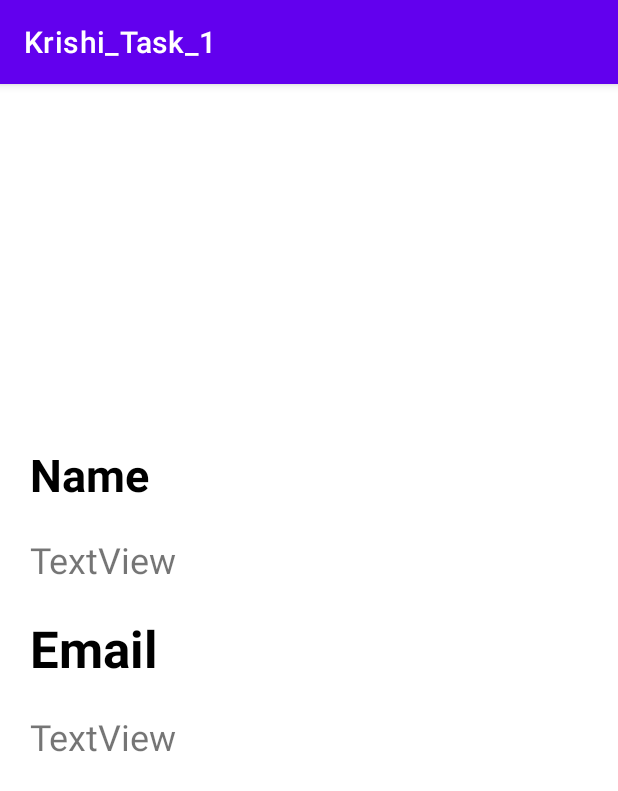
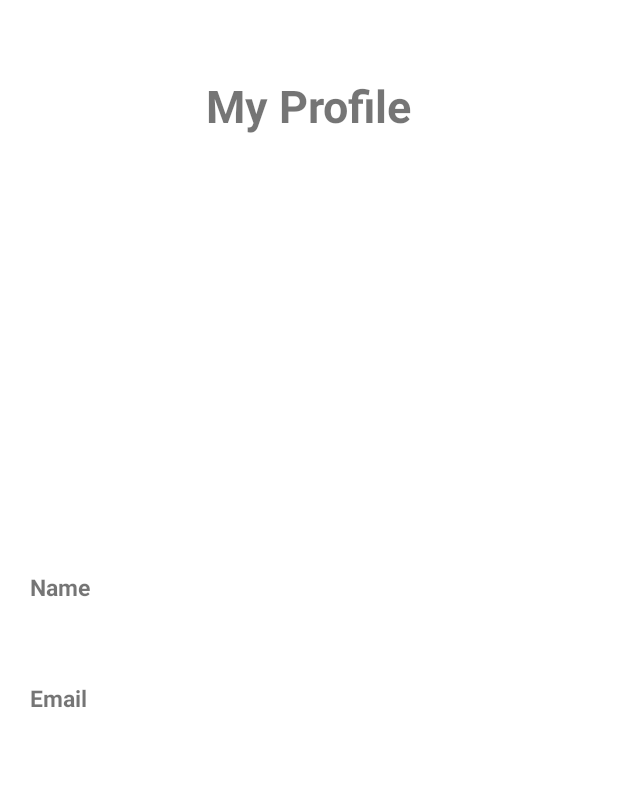
Before and after one commit to Akshat0410/Krishi_Network, an Android app: the UserDetailActivity screen opened directly, with no data from a screen before it, on a phone screen of 412 x 824 dp. Shown: the top 791 px of the screen. Run offline under Robolectric (Android 15) with nearby library versions, the phone set to English and light mode, and no system bars; our stand-ins replace CircleImageView; 1 statement that could not run was skipped.

Commit message:
Color themes set and shared preferences set

```diff
--- a/app/src/main/AndroidManifest.xml
+++ b/app/src/main/AndroidManifest.xml
@@ -18,10 +18,14 @@
         android:supportsRtl="true"
         android:theme="@style/Theme.Krishi_Task_1">
         <activity
+            android:name=".Activity.DashBoardActivity"
+            android:exported="false" />
+        <activity
             android:name=".Activity.UserDetailActivity"
             android:exported="false" />
         <activity
             android:name=".Activity.YoutubePlayerActivity"
+            android:configChanges="keyboardHidden|orientation|screenSize"
             android:exported="false" />
         <activity
             android:name=".Activity.MainActivity"
--- a/app/src/main/java/com/example/krishi_task_1/Activity/UserDetailActivity.kt
+++ b/app/src/main/java/com/example/krishi_task_1/Activity/UserDetailActivity.kt
@@ -35,6 +35,7 @@ class UserDetailActivity : AppCompatActivity() {
         userName.text=user.name
         userEmail.text=user.email
 
+
     }
 
     private fun initializeViews() {
--- /dev/null
+++ b/app/src/main/res/drawable/ic_baseline_shuffle_24.xml
@@ -0,0 +1,5 @@
+<vector android:height="24dp" android:tint="#FF0000"
+    android:viewportHeight="24" android:viewportWidth="24"
+    android:width="24dp" xmlns:android="http://schemas.android.com/apk/res/android">
+    <path android:fillColor="@android:color/white" android:pathData="M10.59,9.17L5.41,4 4,5.41l5.17,5.17 1.42,-1.41zM14.5,4l2.04,2.04L4,18.59 5.41,20 17.96,7.46 20,9.5L20,4h-5.5zM14.83,13.41l-1.41,1.41 3.13,3.13L14.5,20L20,20v-5.5l-2.04,2.04 -3.13,-3.13z"/>
+</vector>
--- /dev/null
+++ b/app/src/main/res/drawable/ic_play.xml
@@ -0,0 +1,5 @@
+<vector android:height="24dp" android:tint="#FF0000"
+    android:viewportHeight="24" android:viewportWidth="24"
+    android:width="24dp" xmlns:android="http://schemas.android.com/apk/res/android">
+    <path android:fillColor="@android:color/white" android:pathData="M8,5v14l11,-7z"/>
+</vector>
--- a/app/src/main/res/layout/activity_user_detail.xml
+++ b/app/src/main/res/layout/activity_user_detail.xml
@@ -6,27 +6,42 @@
     android:layout_height="match_parent"
     tools:context=".Activity.UserDetailActivity">
 
+    <TextView
+        android:id="@+id/userProfile"
+        android:layout_width="wrap_content"
+        android:layout_height="wrap_content"
+        android:layout_marginTop="50dp"
+        android:fontFamily="sans-serif"
+        android:text="My Profile"
+        android:textSize="30sp"
+        android:textStyle="bold"
+        app:layout_constraintLeft_toLeftOf="parent"
+        app:layout_constraintRight_toRightOf="parent"
+        app:layout_constraintTop_toTopOf="parent" />
+
 
     <de.hdodenhof.circleimageview.CircleImageView
         android:id="@+id/profile_image_circular"
         android:layout_width="200dp"
         android:layout_height="200dp"
-        android:layout_margin="20dp"
+        android:layout_marginTop="40dp"
+        android:backgroundTint="#ff0000"
         app:civ_border_color="#FF000000"
         app:civ_border_width="2dp"
+        app:civ_circle_background_color="#FF0000"
         app:layout_constraintLeft_toLeftOf="parent"
         app:layout_constraintRight_toRightOf="parent"
-        app:layout_constraintTop_toTopOf="parent" />
+        app:layout_constraintTop_toBottomOf="@id/userProfile" />
 
     <TextView
         android:id="@+id/nameshow"
         android:layout_width="wrap_content"
         android:layout_height="wrap_content"
         android:layout_marginStart="20dp"
-        android:layout_marginTop="20dp"
-        android:text="Name"
-        android:textColor="#000000"
-        android:textSize="30sp"
+        android:layout_marginTop="50dp"
+        android:fontFamily="sans-serif"
+        android:text="@string/name"
+        android:textSize="15sp"
         android:textStyle="bold"
         app:layout_constraintStart_toStartOf="parent"
         app:layout_constraintTop_toBottomOf="@+id/profile_image_circular" />
@@ -36,9 +51,9 @@
         android:layout_width="wrap_content"
         android:layout_height="wrap_content"
         android:layout_marginStart="20dp"
-        android:layout_marginTop="20dp"
-        android:text="TextView"
-        android:textSize="24sp"
+        android:layout_marginTop="5dp"
+        android:fontFamily="sans-serif"
+        android:textSize="20sp"
         app:layout_constraintStart_toStartOf="parent"
         app:layout_constraintTop_toBottomOf="@+id/nameshow" />
 
@@ -48,21 +63,21 @@
         android:layout_height="wrap_content"
         android:layout_marginStart="20dp"
         android:layout_marginTop="20dp"
-        android:text="Email"
-        android:textColor="#000000"
-        android:textSize="34sp"
+        android:text="@string/email"
+        android:textSize="15sp"
         android:textStyle="bold"
         app:layout_constraintStart_toStartOf="parent"
-        app:layout_constraintTop_toBottomOf="@+id/displayName" />
+        app:layout_constraintTop_toBottomOf="@+id/displayName"
+        android:fontFamily="sans-serif"/>
 
     <TextView
         android:id="@+id/displayEmail"
         android:layout_width="wrap_content"
         android:layout_height="wrap_content"
         android:layout_marginStart="20dp"
-        android:layout_marginTop="20dp"
-        android:text="TextView"
-        android:textSize="24sp"
+        android:layout_marginTop="5dp"
+        android:fontFamily="sans-serif"
+        android:textSize="20sp"
         app:layout_constraintStart_toStartOf="parent"
         app:layout_constraintTop_toBottomOf="@+id/textView3" />
 
--- a/app/src/main/res/values-night/themes.xml
+++ b/app/src/main/res/values-night/themes.xml
@@ -1,14 +1,14 @@
 <resources xmlns:tools="http://schemas.android.com/tools">
     <!-- Base application theme. -->
-    <style name="Theme.Krishi_Task_1" parent="Theme.MaterialComponents.DayNight.DarkActionBar">
+    <style name="Theme.Krishi_Task_1" parent="Theme.MaterialComponents.DayNight.NoActionBar">
         <!-- Primary brand color. -->
-        <item name="colorPrimary">@color/purple_200</item>
-        <item name="colorPrimaryVariant">@color/purple_700</item>
-        <item name="colorOnPrimary">@color/black</item>
+        <item name="colorPrimary">#FF0000</item>
+        <item name="colorPrimaryVariant">#FF0000</item>
+        <item name="colorOnPrimary">#FFFFFF</item>
         <!-- Secondary brand color. -->
         <item name="colorSecondary">@color/teal_200</item>
         <item name="colorSecondaryVariant">@color/teal_200</item>
-        <item name="colorOnSecondary">@color/black</item>
+        <item name="colorOnSecondary">#FF0000</item>
         <!-- Status bar color. -->
         <item name="android:statusBarColor" tools:targetApi="l">?attr/colorPrimaryVariant</item>
         <!-- Customize your theme here. -->
--- a/app/src/main/res/values/strings.xml
+++ b/app/src/main/res/values/strings.xml
@@ -1,4 +1,9 @@
 <resources>
     <string name="app_name">Krishi_Task_1</string>
     <string name="play">Play</string>
+    <string name="user">User</string>
+    <string name="youtube_player">Youtube Player</string>
+    <string name="user_profile">User Profile</string>
+    <string name="name">Name</string>
+    <string name="email">Email</string>
 </resources>
--- a/app/src/main/res/values/themes.xml
+++ b/app/src/main/res/values/themes.xml
@@ -1,9 +1,9 @@
 <resources xmlns:tools="http://schemas.android.com/tools">
     <!-- Base application theme. -->
-    <style name="Theme.Krishi_Task_1" parent="Theme.MaterialComponents.DayNight.DarkActionBar">
+    <style name="Theme.Krishi_Task_1" parent="Theme.MaterialComponents.DayNight.NoActionBar">
         <!-- Primary brand color. -->
-        <item name="colorPrimary">@color/purple_500</item>
-        <item name="colorPrimaryVariant">@color/purple_700</item>
+        <item name="colorPrimary">#FF0000</item>
+        <item name="colorPrimaryVariant">#FF0000</item>
         <item name="colorOnPrimary">@color/white</item>
         <!-- Secondary brand color. -->
         <item name="colorSecondary">@color/teal_200</item>
```
Also changed, not shown: app/src/main/java/com/example/krishi_task_1/Activity/DashBoardActivity.kt (added, +30 -0 lines), app/src/main/java/com/example/krishi_task_1/Activity/MainActivity.kt (+10 -4 lines), app/src/main/java/com/example/krishi_task_1/Activity/YoutubePlayerActivity.kt (+16 -34 lines), app/src/main/res/layout-land/activity_youtube_player.xml (added, +37 -0 lines), app/src/main/res/layout/activity_dash_board.xml (added, +90 -0 lines), app/src/main/res/layout/activity_main.xml (+4 -4 lines), app/src/main/res/drawable-v24/user_image.png (added), app/src/main/res/drawable-v24/youtube.png (added).
